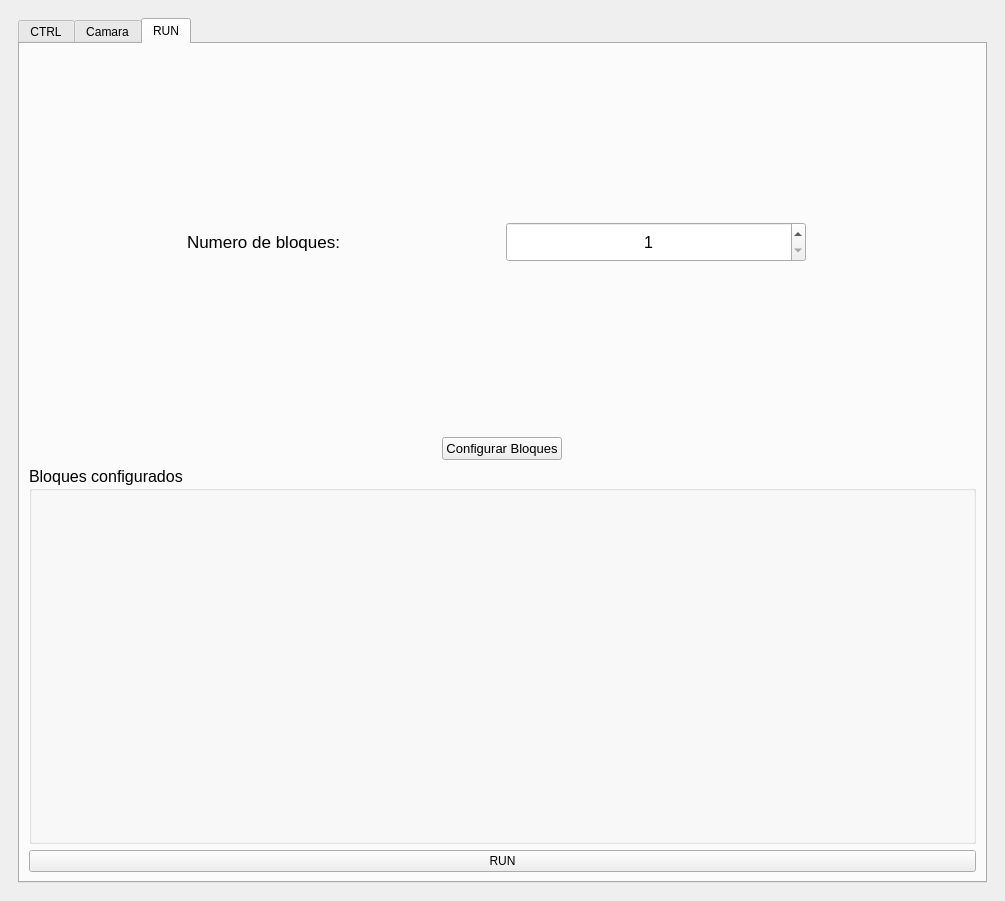
Old version of the form software/GUI/gui_test.ui in the repository iowlabs/FluOpti.
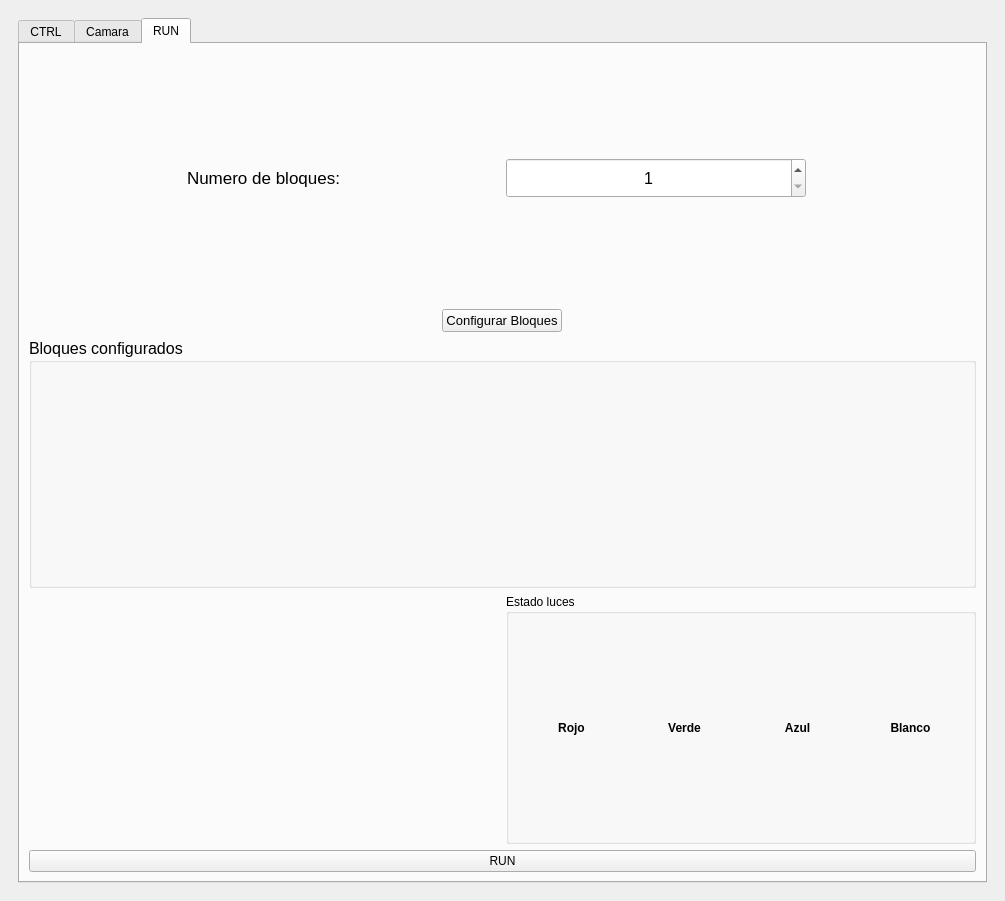
New version of the form. The open tabs and pages were chosen to show the change. Custom widgets are drawn as their Qt base class.

Commit message: implementacion de leds en interfaz y tiempo del bloque

The edit to the form file:
```diff
--- a/software/GUI/gui_test.ui
+++ b/software/GUI/gui_test.ui
@@ -970,6 +970,93 @@
                <layout class="QHBoxLayout" name="horizontalLayout_8"/>
               </widget>
              </item>
+             <item>
+              <layout class="QHBoxLayout" name="horizontalLayout_10">
+               <item>
+                <widget class="QLabel" name="label_tiempo">
+                 <property name="text">
+                  <string/>
+                 </property>
+                 <property name="alignment">
+                  <set>Qt::AlignCenter</set>
+                 </property>
+                </widget>
+               </item>
+               <item>
+                <widget class="QGroupBox" name="groupBox">
+                 <property name="title">
+                  <string>Estado luces</string>
+                 </property>
+                 <layout class="QHBoxLayout" name="horizontalLayout_11">
+                  <item>
+                   <widget class="QLabel" name="label_luz_roja">
+                    <property name="font">
+                     <font>
+                      <weight>75</weight>
+                      <bold>true</bold>
+                     </font>
+                    </property>
+                    <property name="text">
+                     <string>Rojo</string>
+                    </property>
+                    <property name="alignment">
+                     <set>Qt::AlignCenter</set>
+                    </property>
+                   </widget>
+                  </item>
+                  <item>
+                   <widget class="QLabel" name="label_luz_verde">
+                    <property name="font">
+                     <font>
+                      <weight>75</weight>
+                      <bold>true</bold>
+                     </font>
+                    </property>
+                    <property name="text">
+                     <string>Verde</string>
+                    </property>
+                    <property name="alignment">
+                     <set>Qt::AlignCenter</set>
+                    </property>
+                   </widget>
+                  </item>
+                  <item>
+                   <widget class="QLabel" name="label_luz_azul">
+                    <property name="font">
+                     <font>
+                      <weight>75</weight>
+                      <bold>true</bold>
+                     </font>
+                    </property>
+                    <property name="text">
+                     <string>Azul</string>
+                    </property>
+                    <property name="alignment">
+                     <set>Qt::AlignCenter</set>
+                    </property>
+                   </widget>
+                  </item>
+                  <item>
+                   <widget class="QLabel" name="label_luz_blanca">
+                    <property name="font">
+                     <font>
+                      <weight>75</weight>
+                      <bold>true</bold>
+                     </font>
+                    </property>
+                    <property name="text">
+                     <string>Blanco</string>
+                    </property>
+                    <property name="alignment">
+                     <set>Qt::AlignCenter</set>
+                    </property>
+                   </widget>
+                  </item>
+                 </layout>
+                </widget>
+               </item>
+              </layout>
+             </item>
              <item>
               <widget class="QPushButton" name="pushButton_run">
                <property name="text">
```
Left out of the diff: 2 changed lines with no effect on the pictures. The commit also changes 3 other files.
